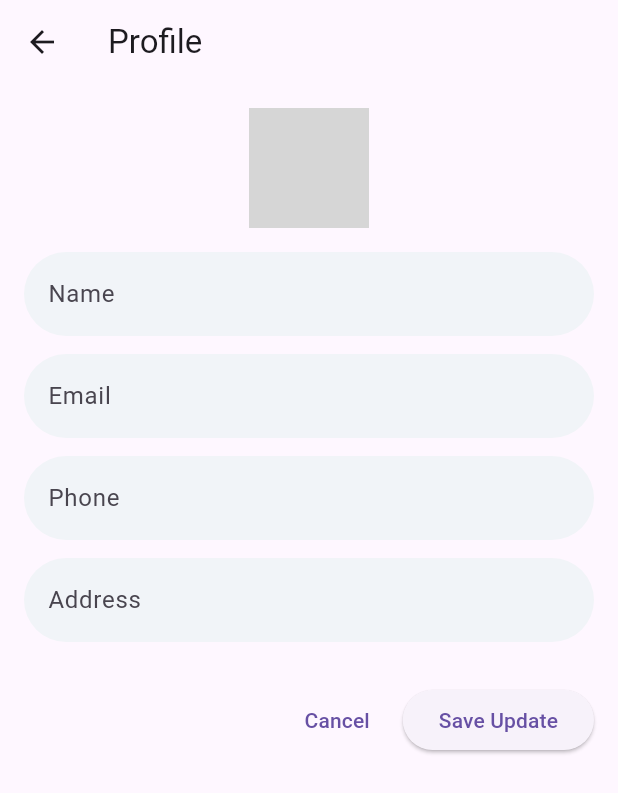
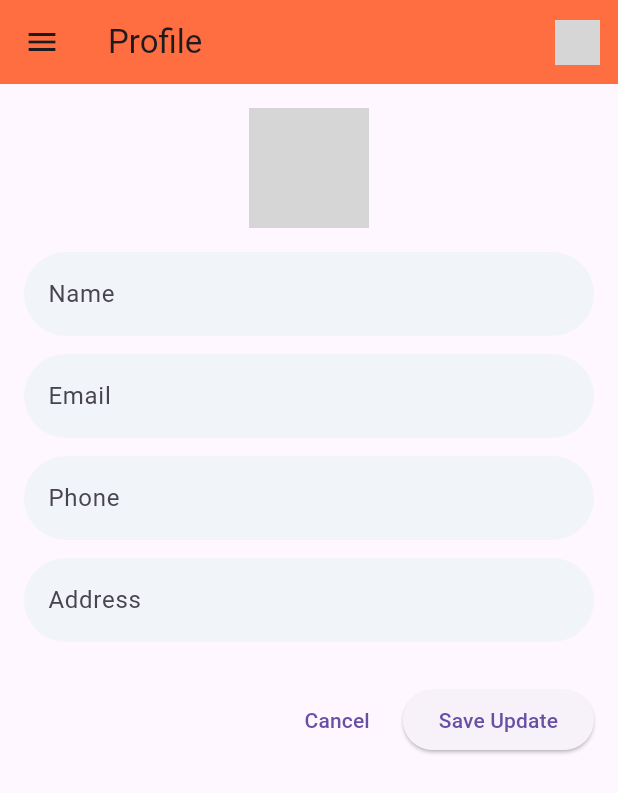
Before and after one commit to taladra/dictionary_app, a Flutter app: the ProfilePage screen opened by its route, after a tap on "Cancel", on a phone screen of 412 x 824 dp. Shown: the top 793 px of the screen. Run offline on Flutter 3.47's test engine with Material 3 defaults, Android fonts, the phone set to English and light mode, and no system bars; our stand-ins replace firebase_auth, firebase_core, google_sign_in, shared_preferences, supabase_flutter; missing offline and left inert: flutter_web_auth; accounts and stored records are empty; grey boxes are pictures that could not be loaded.

Commit message:
profile page finalized, sharedPreferences integration added

```diff
--- a/lib/main.dart
+++ b/lib/main.dart
@@ -2,12 +2,14 @@ import 'package:firebase_core/firebase_core.dart';
 import 'package:flutter/foundation.dart';
 import 'package:flutter/material.dart';
 import 'package:flutter/cupertino.dart';
+import 'package:supabase_flutter/supabase_flutter.dart';
+import 'package:shared_preferences/shared_preferences.dart';
 import 'package:mobil_uygulama_proje/eng_search.dart';
 import 'package:mobil_uygulama_proje/language.dart';
 import 'package:mobil_uygulama_proje/login.dart';
 import 'package:mobil_uygulama_proje/tur_search.dart';
 import 'package:mobil_uygulama_proje/sign_up.dart';
-import 'package:supabase_flutter/supabase_flutter.dart';
+
 
 void main() async {
 
@@ -53,7 +55,7 @@ class MyApp extends StatelessWidget {
         '/engSearch':(context)=> const EngSearch(),
         '/turSearch':(context)=> const TurSearch(),
         '/settings':(context)=> const SettingsPage(),
-        '/profile':(context)=> const ProfilePage(),
+        '/profile':(context)=>  const ProfilePage(),
       },
       debugShowCheckedModeBanner: false,
     );
@@ -249,8 +251,7 @@ class ProfilePage extends StatefulWidget {
   @override
   State<ProfilePage> createState() => _ProfilePageState();
 }
-
-class _ProfilePageState extends State<ProfilePage> {
+class _ProfilePageState extends State<ProfilePage>{
   final supabase = Supabase.instance.client;
 
   final _nameController = TextEditingController();
@@ -263,62 +264,111 @@ class _ProfilePageState extends State<ProfilePage> {
   @override
   void initState() {
     super.initState();
-    _loadProfile();
+    _loadStoredUserData(); // First try local storage
   }
 
-  Future<void> _loadProfile() async {
+  // Load from SharedPreferences first
+  Future<void> _loadStoredUserData() async {
+    final prefs = await SharedPreferences.getInstance();
+
+    final name = prefs.getString('name');
+    final email = prefs.getString('email');
+    final phone = prefs.getString('phone');
+    final address = prefs.getString('address');
+
+    if (name != null || email != null || phone != null || address != null) {
+      _nameController.text = name ?? '';
+      _emailController.text = email ?? '';
+      _phoneController.text = phone ?? '';
+      _addressController.text = address ?? '';
+    }
+
+    setState(() {
+      _isLoading = false;
+    });
+
+    // Then load the most up-to-date data from Supabase
+    _loadProfileFromSupabase();
+  }
+
+  Future<void> _loadProfileFromSupabase() async {
     final user = supabase.auth.currentUser;
-    final response = await supabase
+    if (user == null) return;
+
+    try {
+      final data = await supabase
           .from('profiles')
           .select()
-        .eq('id', user!.id)
+          .eq('id', user.id)
           .single();
-
-    final data = response;
 
       if (data != null) {
         _nameController.text = data['name'] ?? '';
         _emailController.text = data['email'] ?? '';
         _phoneController.text = data['phone'] ?? '';
         _addressController.text = data['address'] ?? '';
+
+        // Save to SharedPreferences
+        final prefs = await SharedPreferences.getInstance();
+        await prefs.setString('uid', user.id);
+        await prefs.setString('email', data['email'] ?? '');
+        await prefs.setString('name', data['name'] ?? '');
+        await prefs.setString('phone', data['phone'] ?? '');
+        await prefs.setString('address', data['address'] ?? '');
       }
-
-    setState(() {
-      _isLoading = false;
-    });
+    } catch (e) {
+      print("Error loading profile from Supabase: $e");
+    }
   }
 
   Future<void> _updateProfile() async {
     final user = supabase.auth.currentUser;
+    if (user == null) return;
 
     final updates = {
-      'id': user!.id,
+      'id': user.id,
       'name': _nameController.text,
       'email': _emailController.text,
       'phone': _phoneController.text,
       'address': _addressController.text,
     };
 
+    try {
       await supabase.from('profiles').upsert(updates);
+
+      // Update SharedPreferences
+      final prefs = await SharedPreferences.getInstance();
+      await prefs.setString('uid', user.id);
+      await prefs.setString('email', _emailController.text);
+      await prefs.setString('name', _nameController.text);
+      await prefs.setString('phone', _phoneController.text);
+      await prefs.setString('address', _addressController.text);
 
       ScaffoldMessenger.of(context).showSnackBar(
         const SnackBar(content: Text('Profile updated successfully!')),
       );
+    } catch (e) {
+      print("Error updating profile: $e");
+      ScaffoldMessenger.of(context).showSnackBar(
+        const SnackBar(content: Text('Failed to update profile.')),
+      );
+    }
   }
 
   @override
   Widget build(BuildContext context) {
+    String title = 'Profile';
     if (_isLoading) {
       return const Center(child: CircularProgressIndicator());
     }
-
     return Scaffold(
-      appBar: AppBar(title: const Text("Profile")),
+      appBar: CustomAppBar(title: title),
+      drawer: DrawerMenu(),
       body: SingleChildScrollView(
         padding: const EdgeInsets.all(16),
         child: Column(
           children: [
-            CircleAvatar(
+            const CircleAvatar(
               backgroundImage: AssetImage('assets/avatar.png'),
               radius: 40,
             ),
@@ -332,7 +382,7 @@ class _ProfilePageState extends State<ProfilePage> {
               mainAxisAlignment: MainAxisAlignment.end,
               children: [
                 TextButton(
-                  onPressed: () => _loadProfile(),
+                  onPressed: _loadProfileFromSupabase,
                   child: const Text("Cancel"),
                 ),
                 const SizedBox(width: 10),
@@ -347,6 +397,8 @@ class _ProfilePageState extends State<ProfilePage> {
       ),
     );
   }
+}
+
 
   Widget _buildField(String label, TextEditingController controller) {
     return Padding(
@@ -364,7 +416,6 @@ class _ProfilePageState extends State<ProfilePage> {
         ),
       ),
     );
-  }
   }
 
 class UserInfoEditField extends StatelessWidget {
```
Also changed, not shown: pubspec.yaml (+7 -0 lines). Lines whose indentation alone changed are shown as unchanged.
